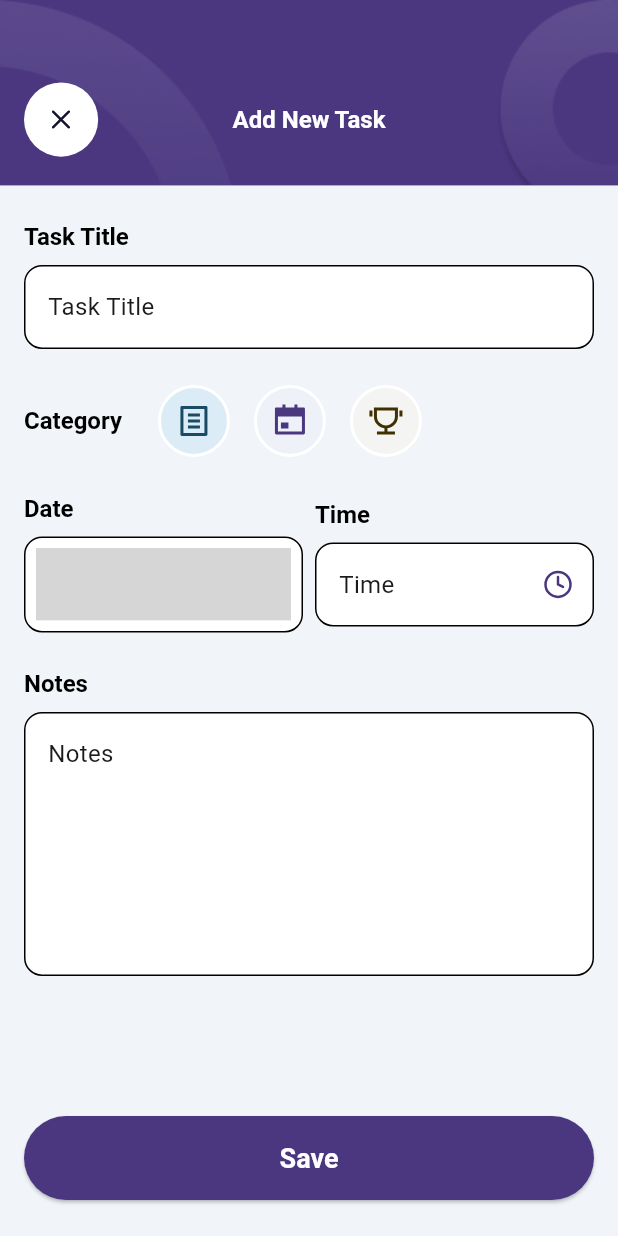
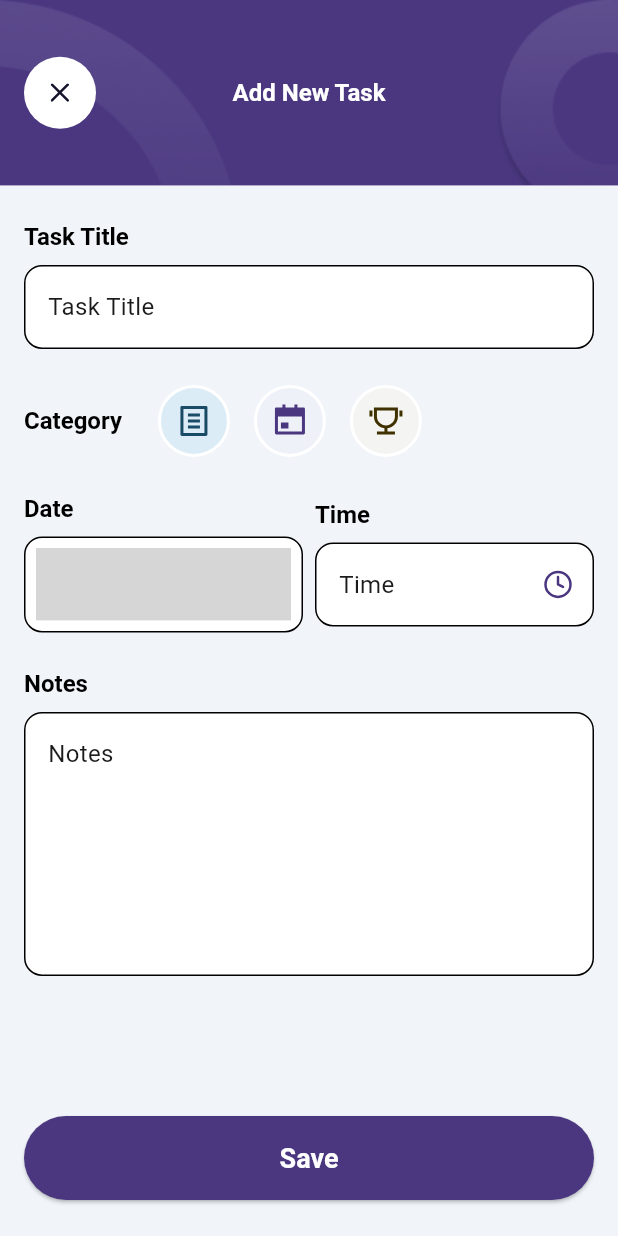
Before and after one commit to CodeAndThink/Sample-Flutter-Todo-App, a Flutter app: the TodoScreen screen opened directly with empty values, after a tap on "Add New Task", on a phone screen of 412 x 824 dp. Run offline on Flutter 3.47's test engine with Material 3 defaults, Android fonts, the phone set to English and light mode, and no system bars; our stand-ins replace connectivity_plus, dartz, flutter_secure_storage, flutter_svg, shared_preferences, sqflite and 2 more; missing offline and left inert: alarm; accounts and stored records are empty; generated files the repository leaves out were written again; grey boxes are pictures that could not be loaded.

Commit message:
Fix UI for Iphone SE, Ipad

```diff
--- a/lib/l10n/intl_vi.arb
+++ b/lib/l10n/intl_vi.arb
@@ -56,11 +56,11 @@
   "@registerButtonTitle": {
     "description": "Nhãn cho nút đăng ký"
   },
-  "usernameHint": "Username",
+  "usernameHint": "Tên người dùng",
   "@usernameHint": {
     "description": "Gợi ý cho trường nhập tên người dùng"
   },
-  "passwordHint": "Password",
+  "passwordHint": "Mật khẩu",
   "@passwordHint": {
     "description": "Gợi ý cho trường nhập mật khẩu"
   },
@@ -104,7 +104,7 @@
   "@registerScreenTitle": {
     "description": "Tiêu đề cho màn hình đăng ký"
   },
-  "repasswordHint": "Password",
+  "repasswordHint": "Nhập lại mật khẩu",
   "@repasswordHint": {
     "description": "Gợi ý cho trường nhập lại mật khẩu"
   },
--- a/lib/views/add_new_task/add_new_task_screen.dart
+++ b/lib/views/add_new_task/add_new_task_screen.dart
@@ -3,7 +3,6 @@ import 'package:flutter/material.dart';
 import 'package:flutter_svg/flutter_svg.dart';
 import 'package:flutter_gen/gen_l10n/app_localizations.dart';
 import 'package:provider/provider.dart';
-import 'package:todo_app/common/views/alert.dart';
 import 'package:todo_app/common/views/circle_button.dart';
 import 'package:todo_app/common/views/date_time_text_box.dart';
 import 'package:todo_app/common/views/loading.dart';
@@ -13,6 +12,7 @@ import 'package:todo_app/common/views/custom_text_box.dart';
 import 'package:todo_app/models/note_model.dart';
 import 'package:todo_app/network/api_provider.dart';
 import 'package:todo_app/utilis/converse_time.dart';
+import 'package:todo_app/utilis/show_alert_dialog.dart';
 import 'package:todo_app/views/add_new_task/add_new_task_view_model.dart';
 
 class AddNewTaskScreen extends StatefulWidget {
@@ -26,8 +26,6 @@ class AddNewTaskScreen extends StatefulWidget {
 class _AddNewTaskScreenState extends State<AddNewTaskScreen> {
   final TextEditingController _taskTitle = TextEditingController();
   final TextEditingController _content = TextEditingController();
-
-  NoteModel? data;
   late AddNewTaskViewModel _vm;
 
   @override
@@ -45,10 +43,10 @@ class _AddNewTaskScreenState extends State<AddNewTaskScreen> {
 
     _vm.error.addListener(() {
       if (_vm.error.value.isNotEmpty) {
-        _showAlert(
+        showAlert(
             context,
             AppLocalizations.of(context)!.error,
-            data != null
+            widget.noteData != null
                 ? AppLocalizations.of(context)!.updateNoteError
                 : AppLocalizations.of(context)!.createNewNoteError, () {
           Navigator.pop(context);
@@ -58,7 +56,7 @@ class _AddNewTaskScreenState extends State<AddNewTaskScreen> {
 
     _vm.isSuccess.addListener(() {
       if (_vm.isSuccess.value) {
-        _showAlert(
+        showAlert(
             context,
             AppLocalizations.of(context)!.success,
             widget.noteData != null
@@ -136,9 +134,6 @@ class _AddNewTaskScreenState extends State<AddNewTaskScreen> {
                                   const SizedBox(
                                     height: 24,
                                   ),
-
-                                  //MARK: Task title
-
                                   Column(
                                     crossAxisAlignment:
                                         CrossAxisAlignment.start,
@@ -174,6 +169,7 @@ class _AddNewTaskScreenState extends State<AddNewTaskScreen> {
                                             },
                                             textChangeAction: (value) {
                                               if (value.isNotEmpty) {
+                                                _vm.resetErrorText();
                                                 _vm.setTaskTitle(value);
                                               }
                                             },
@@ -187,8 +183,6 @@ class _AddNewTaskScreenState extends State<AddNewTaskScreen> {
                                       //========================================================
                                     ],
                                   ),
-
-                                  //========================================================
 
                                   const SizedBox(
                                     height: 24,
@@ -414,6 +408,7 @@ class _AddNewTaskScreenState extends State<AddNewTaskScreen> {
 
                         //MARK: Save button
                         Container(
+                            color: Colors.transparent,
                             margin: const EdgeInsets.only(
                                 bottom: 24, left: 16, right: 16),
                             height: 56,
@@ -448,35 +443,17 @@ class _AddNewTaskScreenState extends State<AddNewTaskScreen> {
         });
   }
 
-  void _showAlert(
-      BuildContext context,
-      String title,
-      String content,
-      Function() mainAction,
-      String mainActionLabel,
-      Function()? subAction,
-      String? subActionLabel) {
-    showDialog(
-      context: context,
-      builder: (BuildContext context) {
-        return Alert(
-          title: title,
-          content: content,
-          mainAction: mainAction,
-          mainActionLabel: mainActionLabel,
-          subAction: subAction,
-          subActionLabel: subActionLabel,
-        );
-      },
-    );
-  }
+  //MARK: Custom app bar
 
   Widget _customAppBar(BuildContext context) {
     final screenSize = MediaQuery.of(context).size;
     final screenHeight = screenSize.height;
     final screenWidth = screenSize.width;
     return Container(
-      height: screenHeight * 0.15 < 96 ? 96 : screenHeight * 0.15,
+      constraints: BoxConstraints(
+        minHeight: 96,
+        maxHeight: screenHeight * 0.15,
+      ),
       color: Theme.of(context).colorScheme.primary,
       child: Stack(
         children: [
@@ -489,24 +466,25 @@ class _AddNewTaskScreenState extends State<AddNewTaskScreen> {
               top: 0,
               child: Image.asset('assets/images/circle_shape_small.png')),
           Padding(
-            padding: const EdgeInsets.only(left: 16, right: 16),
+            padding: const EdgeInsets.symmetric(horizontal: 16),
             child: Column(
+              mainAxisAlignment: MainAxisAlignment.center,
               children: [
-                SizedBox(
-                  height: screenHeight > screenWidth ? 55 : 30,
-                ),
                 Row(
                   children: [
                     Container(
-                      height: screenHeight * 0.06,
-                      width: screenHeight * 0.06,
+                      height:
+                          screenHeight * 0.06 > 48 ? 48 : screenHeight * 0.06,
+                      width:
+                          screenHeight * 0.06 > 48 ? 48 : screenHeight * 0.06,
                       decoration: BoxDecoration(
                           borderRadius: BorderRadius.all(
                               Radius.circular(screenHeight * 0.06 / 2)),
                           color: Colors.white),
                       child: IconButton(
                           onPressed: () {
-                            _showAlert(
+                            if (_vm.isDataChange(context)) {
+                              showAlert(
                                   context,
                                   AppLocalizations.of(context)!.warning,
                                   AppLocalizations.of(context)!.exitWarning,
@@ -521,6 +499,9 @@ class _AddNewTaskScreenState extends State<AddNewTaskScreen> {
                                     Navigator.pop(context);
                                   },
                                   AppLocalizations.of(context)!.cancel);
+                            } else {
+                              Navigator.pop(context);
+                            }
                           },
                           icon: SvgPicture.asset(
                             "assets/icons/back.svg",
@@ -539,7 +520,7 @@ class _AddNewTaskScreenState extends State<AddNewTaskScreen> {
                       ),
                     )),
                     SizedBox(
-                      width: screenHeight * 0.06,
+                      width: screenHeight * 0.06 > 48 ? 48 : screenHeight * 0.06,
                     )
                   ],
                 ),
--- a/lib/views/todo/todo_screen.dart
+++ b/lib/views/todo/todo_screen.dart
@@ -29,7 +29,7 @@ class _TodoScreenState extends State<TodoScreen> {
 
     _scrollController.addListener(() {
       if (_scrollController.position.atEdge) {
-        bool isTop = _scrollController.position.pixels == 100;
+        bool isTop = _scrollController.position.pixels == 0;
         if (isTop) {
           Provider.of<TodoViewModel>(context, listen: false).fetchNote();
         }
@@ -166,8 +166,8 @@ class _TodoScreenState extends State<TodoScreen> {
 
                 SizedBox(
                     height: screenHeight > screenWidth
-                        ? screenHeight * 0.82 - 96
-                        : screenHeight * 0.61 - 96,
+                        ? screenHeight * (0.82 - 96 / screenHeight)
+                        : screenHeight * (0.61 - 96 / screenHeight),
                     child:
                         Consumer<TodoViewModel>(builder: (context, vm, child) {
                       if (vm.isLoading) {
@@ -204,7 +204,12 @@ class _TodoScreenState extends State<TodoScreen> {
                                     )
                                   ],
                                 )),
-                                _listViewSection(vm.doneData)
+                                _listViewSection(vm.doneData),
+                                const SliverToBoxAdapter(
+                                  child: SizedBox(
+                                    height: 30,
+                                  ),
+                                )
                               ],
                             ));
                       } else if (vm.error.isNotEmpty) {
```
Also changed, not shown: lib/utilis/show_alert_dialog.dart (added, +25 -0 lines), lib/views/add_new_task/add_new_task_view_model.dart (+31 -18 lines), lib/views/auth/login/login_screen.dart (+16 -24 lines), lib/views/auth/login/login_view_model.dart (+9 -7 lines), lib/views/auth/register/register_screen.dart (+8 -21 lines), lib/views/auth/register/register_view_model.dart (+11 -9 lines). Lines whose indentation alone changed are shown as unchanged.
